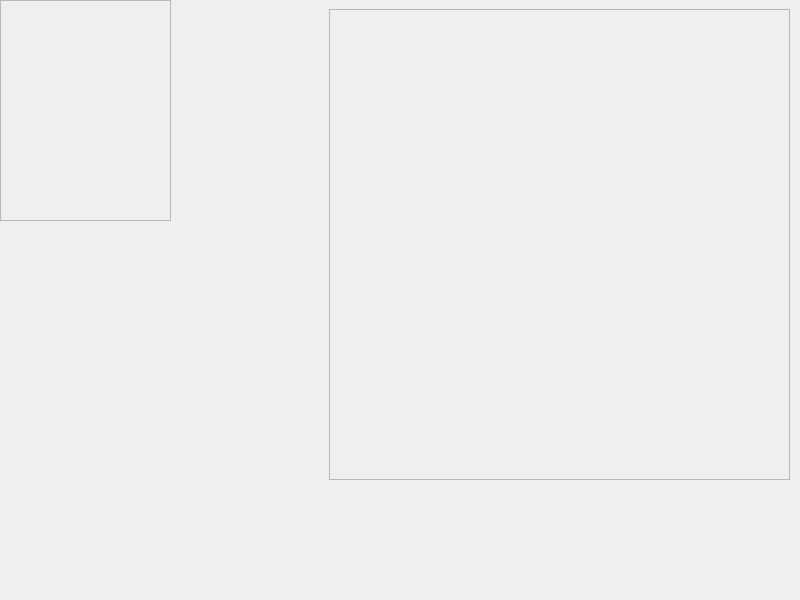
Old version of the form tme-1/tme-1/mainwindow.ui in the repository johnmarinelli/qt-projects.
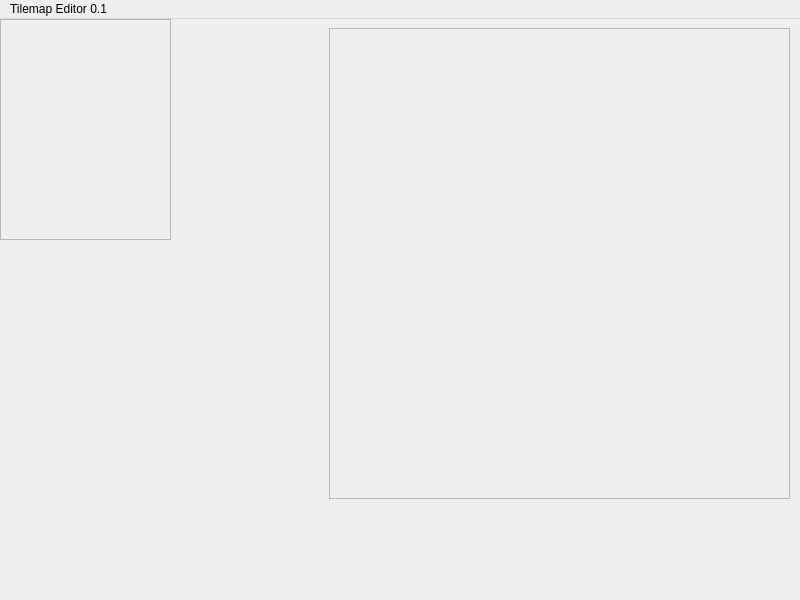
New version of the form.

The edit to the form file:
```diff
--- a/tme-1/tme-1/mainwindow.ui
+++ b/tme-1/tme-1/mainwindow.ui
@@ -63,6 +63,12 @@
      <height>20</height>
     </rect>
    </property>
+   <widget class="QMenu" name="menuTilemap_Editor_1">
+    <property name="title">
+     <string>Tilemap Editor 0.1</string>
+    </property>
+   </widget>
+   <addaction name="menuTilemap_Editor_1"/>
   </widget>
  </widget>
  <layoutdefault spacing="6" margin="11"/>
```
